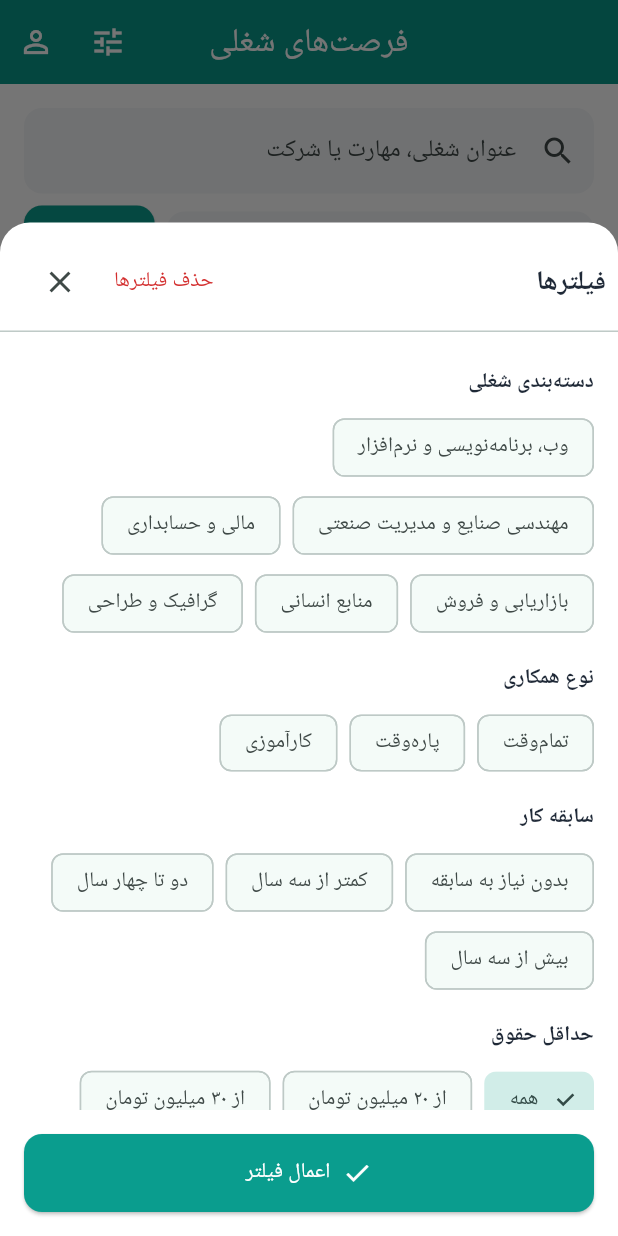
After one commit to Mehrshad-D/mobile-programming-minilab-1, a Flutter app: the HomeScreen screen opened directly, scrolled down 161 dp, after a tap on the "tune" icon, on a phone screen of 412 x 824 dp. The commit adds this screen. Run offline on Flutter 3.47's test engine with Material 3 defaults, Android fonts, the phone set to English and light mode, and no system bars; accounts and stored records are empty.

Commit message:
All the parameters are exposed in UI and can be filtered

```diff
--- /dev/null
+++ b/lib/models/filter_meta.dart
@@ -0,0 +1,29 @@
+/// Reference data used to populate the filter bottom-sheet. This mirrors the
+/// kind of metadata the real Jobinja `job_search_meta` endpoint returns.
+class FilterMeta {
+  final List<String> categories;
+  final List<String> jobTypes;
+  final List<String> workExperiences;
+
+  /// Salary thresholds: a human label paired with its minimum value (Toman).
+  final List<({String label, int value})> salaryRanges;
+
+  /// Benefits: the `has_*` key paired with a Persian label.
+  final List<({String key, String label})> benefits;
+
+  const FilterMeta({
+    this.categories = const [],
+    this.jobTypes = const [],
+    this.workExperiences = const [],
+    this.salaryRanges = const [],
+    this.benefits = const [],
+  });
+
+  static const FilterMeta empty = FilterMeta();
+
+  bool get isReady =>
+      categories.isNotEmpty ||
+      jobTypes.isNotEmpty ||
+      workExperiences.isNotEmpty ||
+      benefits.isNotEmpty;
+}
--- a/lib/presenters/job_presenter.dart
+++ b/lib/presenters/job_presenter.dart
@@ -1,3 +1,4 @@
+import '../models/filter_meta.dart';
 import '../models/job.dart';
 import '../models/job_filters.dart';
 import '../services/api_service.dart';
@@ -11,6 +12,7 @@ abstract class JobListView {
   void showJobs(List<Job> jobs);
   void showLoadingMore(bool isLoadingMore);
   void showLocations(List<String> locations);
+  void showFilterMeta(FilterMeta meta);
 }
 
 /// Drives the job list: search, pull-to-refresh and incremental pagination.
@@ -37,6 +39,29 @@ class JobListPresenter {
       _view.showLocations(locations);
     } catch (_) {
       // The filter is optional; ignore failures silently.
+    }
+  }
+
+  /// Loads the reference data for the filter bottom-sheet (categories, job
+  /// types, work experience, salary ranges, benefits).
+  Future<void> loadFilterMeta() async {
+    try {
+      final categories = await _api.getCategories();
+      final jobTypes = await _api.getJobTypes();
+      final workExperiences = await _api.getWorkExperiences();
+      final salaryRanges = await _api.getSalaryRanges();
+      final benefits = await _api.getBenefits();
+      _view.showFilterMeta(
+        FilterMeta(
+          categories: categories,
+          jobTypes: jobTypes,
+          workExperiences: workExperiences,
+          salaryRanges: salaryRanges,
+          benefits: benefits,
+        ),
+      );
+    } catch (_) {
+      // The filter sheet is optional; ignore failures silently.
     }
   }
 
--- a/lib/services/api_service.dart
+++ b/lib/services/api_service.dart
@@ -49,5 +49,13 @@ abstract class ApiService {
 
   Future<List<String>> getLocations();
 
+  Future<List<String>> getJobTypes();
+
+  Future<List<String>> getWorkExperiences();
+
+  Future<List<({String label, int value})>> getSalaryRanges();
+
+  Future<List<({String key, String label})>> getBenefits();
+
   Future<void> applyToJob(String jobId);
 }
--- a/lib/services/mock_api_service.dart
+++ b/lib/services/mock_api_service.dart
@@ -233,6 +233,57 @@ class MockApiService implements ApiService {
   Future<List<String>> getLocations() async {
     await Future.delayed(const Duration(milliseconds: 300));
     return const ['تهران', 'اصفهان', 'شیراز', 'مشهد', 'البرز'];
+  }
+
+  @override
+  Future<List<String>> getJobTypes() async {
+    await Future.delayed(const Duration(milliseconds: 300));
+    return const ['تمام‌وقت', 'پاره‌وقت', 'کارآموزی'];
+  }
+
+  @override
+  Future<List<String>> getWorkExperiences() async {
+    await Future.delayed(const Duration(milliseconds: 300));
+    return const [
+      'بدون نیاز به سابقه',
+      'کمتر از سه سال',
+      'دو تا چهار سال',
+      'بیش از سه سال',
+    ];
+  }
+
+  @override
+  Future<List<({String label, int value})>> getSalaryRanges() async {
+    await Future.delayed(const Duration(milliseconds: 300));
+    return const [
+      (label: 'از ۲۰ میلیون تومان', value: 20000000),
+      (label: 'از ۳۰ میلیون تومان', value: 30000000),
+      (label: 'از ۴۰ میلیون تومان', value: 40000000),
+      (label: 'از ۵۰ میلیون تومان', value: 50000000),
+      (label: 'از ۶۰ میلیون تومان', value: 60000000),
+    ];
+  }
+
+  @override
+  Future<List<({String key, String label})>> getBenefits() async {
+    await Future.delayed(const Duration(milliseconds: 300));
+    return const [
+      (key: JobBenefit.usd, label: 'پرداخت دلاری'),
+      (key: JobBenefit.supplementaryInsurance, label: 'بیمه تکمیلی'),
+      (key: JobBenefit.flexibleHours, label: 'ساعت کاری شناور'),
+      (key: JobBenefit.loan, label: 'وام'),
+      (key: JobBenefit.bonus, label: 'پاداش'),
+      (key: JobBenefit.commission, label: 'پورسانت'),
+      (key: JobBenefit.esop, label: 'سهام تشویقی'),
+      (key: JobBenefit.project, label: 'پروژه‌ای'),
+      (key: JobBenefit.promotion, label: 'ترفیع شغلی'),
+      (key: JobBenefit.overtimeOffering, label: 'اضافه‌کاری'),
+      (key: JobBenefit.afternoonShift, label: 'شیفت عصر'),
+      (key: JobBenefit.partTime, label: 'پاره‌وقت'),
+      (key: JobBenefit.businessTrip, label: 'سفر کاری'),
+      (key: JobBenefit.militaryPlacement, label: 'امریه سربازی'),
+      (key: JobBenefit.disabilitySupport, label: 'استخدام معلولین'),
+    ];
   }
 
   // ---------------------------------------------------------------------------
--- a/lib/utils/constants.dart
+++ b/lib/utils/constants.dart
@@ -75,6 +75,17 @@ class AppStrings {
   // Company
   static const String companyJobs = 'فرصت‌های شغلی این شرکت';
 
+  // Filters
+  static const String filters = 'فیلترها';
+  static const String category = 'دسته‌بندی شغلی';
+  static const String jobType = 'نوع همکاری';
+  static const String benefits = 'مزایا و امکانات';
+  static const String minSalary = 'حداقل حقوق';
+  static const String internship = 'فقط موقعیت‌های کارآموزی';
+  static const String applyFilters = 'اعمال فیلتر';
+  static const String clearFilters = 'حذف فیلترها';
+  static const String anyOption = 'همه';
+
   // Generic states
   static const String retry = 'تلاش دوباره';
   static const String loading = 'در حال بارگذاری...';
--- a/lib/views/home_screen.dart
+++ b/lib/views/home_screen.dart
@@ -1,10 +1,12 @@
 import 'package:flutter/material.dart';
 
+import '../models/filter_meta.dart';
 import '../models/job.dart';
 import '../models/job_filters.dart';
 import '../presenters/job_presenter.dart';
 import '../services/mock_api_service.dart';
 import '../utils/constants.dart';
+import '../widgets/filter_bottom_sheet.dart';
 import '../widgets/job_card.dart';
 import '../widgets/loading_widget.dart';
 import 'job_detail_screen.dart';
@@ -24,9 +26,11 @@ class _HomeScreenState extends State<HomeScreen> implements JobListView {
 
   List<Job> _jobs = [];
   List<String> _locations = [];
-  String? _selectedLocation;
-  JobSort _selectedSort = JobSort.publishedAtDesc;
-  bool _remoteOnly = false;
+  FilterMeta _filterMeta = FilterMeta.empty;
+
+  /// Single source of truth for the active query (everything except the
+  /// keyword, which lives in the text field and is merged in at search time).
+  JobFilters _filters = const JobFilters();
 
   bool _isLoading = false;
   bool _isLoadingMore = false;
@@ -38,8 +42,20 @@ class _HomeScreenState extends State<HomeScreen> implements JobListView {
     _presenter = JobListPresenter(this, MockApiService());
     _scrollController.addListener(_onScroll);
     _presenter.loadLocations();
+    _presenter.loadFilterMeta();
     _presenter.loadJobs();
   }
+
+  String? get _selectedLocation =>
+      _filters.locations.isEmpty ? null : _filters.locations.first;
+
+  bool get _hasSheetFilters =>
+      _filters.jobCategories.isNotEmpty ||
+      _filters.jobTypes.isNotEmpty ||
+      _filters.workExperiences.isNotEmpty ||
+      _filters.benefits.isNotEmpty ||
+      _filters.salaryMin != null ||
+      _filters.internship;
 
   @override
   void dispose() {
@@ -55,14 +71,11 @@ class _HomeScreenState extends State<HomeScreen> implements JobListView {
     }
   }
 
-  /// Builds the section 5.1 query from the current UI controls.
+  /// Merges the live keyword text into the stored filters before searching.
   JobFilters _currentFilters() {
     final keyword = _searchController.text.trim();
-    return JobFilters(
+    return _filters.copyWith(
       keywords: keyword.isEmpty ? const [] : [keyword],
-      locations: _selectedLocation == null ? const [] : [_selectedLocation!],
-      remote: _remoteOnly,
-      sortBy: _selectedSort,
     );
   }
 
@@ -72,6 +85,24 @@ class _HomeScreenState extends State<HomeScreen> implements JobListView {
   }
 
   Future<void> _refresh() => _presenter.loadJobs(_currentFilters());
+
+  Future<void> _openFilters() async {
+    if (!_filterMeta.isReady) {
+      ScaffoldMessenger.of(context).showSnackBar(
+        const SnackBar(content: Text(AppStrings.loading)),
+      );
+      return;
+    }
+    final result = await FilterBottomSheet.show(
+      context,
+      current: _currentFilters(),
+      meta: _filterMeta,
+    );
+    if (result != null) {
+      setState(() => _filters = result);
+      _search();
+    }
+  }
 
   void _openJob(Job job) {
     Navigator.of(context).push(
@@ -117,12 +148,26 @@ class _HomeScreenState extends State<HomeScreen> implements JobListView {
   }
 
   @override
+  void showFilterMeta(FilterMeta meta) {
+    if (mounted) setState(() => _filterMeta = meta);
+  }
+
+  @override
   Widget build(BuildContext context) {
     return Scaffold(
       backgroundColor: AppColors.background,
       appBar: AppBar(
         title: const Text(AppStrings.jobsTitle),
         actions: [
+          IconButton(
+            icon: Badge(
+              isLabelVisible: _hasSheetFilters,
+              backgroundColor: AppColors.accent,
+              child: const Icon(Icons.tune),
+            ),
+            tooltip: AppStrings.filters,
+            onPressed: _openFilters,
+          ),
           IconButton(
             icon: const Icon(Icons.person_outline),
             tooltip: AppStrings.profile,
@@ -194,8 +239,14 @@ class _HomeScreenState extends State<HomeScreen> implements JobListView {
                       ),
                     ),
                   ],
-                  onChanged: (value) =>
-                      setState(() => _selectedLocation = value),
+                  onChanged: (value) {
+                    setState(() {
+                      _filters = _filters.copyWith(
+                        locations: value == null ? const [] : [value],
+                      );
+                    });
+                    _search();
+                  },
                 ),
               ),
               const SizedBox(width: AppSpacing.sm),
@@ -221,7 +272,7 @@ class _HomeScreenState extends State<HomeScreen> implements JobListView {
               const Icon(Icons.sort, size: 18, color: AppColors.textSecondary),
               const SizedBox(width: AppSpacing.xs),
               DropdownButton<JobSort>(
-                value: _selectedSort,
+                value: _filters.sortBy,
                 underline: const SizedBox.shrink(),
                 items: JobSort.values
                     .map(
@@ -233,16 +284,18 @@ class _HomeScreenState extends State<HomeScreen> implements JobListView {
                     .toList(),
                 onChanged: (sort) {
                   if (sort == null) return;
-                  setState(() => _selectedSort = sort);
+                  setState(() => _filters = _filters.copyWith(sortBy: sort));
                   _search();
                 },
               ),
               const Spacer(),
               FilterChip(
                 label: const Text(AppStrings.remote),
-                selected: _remoteOnly,
+                selected: _filters.remote,
                 onSelected: (selected) {
-                  setState(() => _remoteOnly = selected);
+                  setState(
+                    () => _filters = _filters.copyWith(remote: selected),
+                  );
                   _search();
                 },
                 selectedColor: AppColors.primary.withValues(alpha: 0.15),
--- /dev/null
+++ b/lib/widgets/filter_bottom_sheet.dart
@@ -0,0 +1,313 @@
+import 'package:flutter/material.dart';
+
+import '../models/filter_meta.dart';
+import '../models/job_filters.dart';
+import '../utils/constants.dart';
+import 'custom_button.dart';
+
+/// Bottom-sheet that exposes the section 5.1 facets not shown in the search
+/// bar: categories, job types, work experience, salary minimum, benefits and
+/// internship. It is a pure view widget: it edits a copy of [current] and
+/// returns the updated [JobFilters] via `Navigator.pop`.
+class FilterBottomSheet extends StatefulWidget {
+  final JobFilters current;
+  final FilterMeta meta;
+
+  const FilterBottomSheet({
+    super.key,
+    required this.current,
+    required this.meta,
+  });
+
+  /// Opens the sheet and resolves with the new filters, or `null` if dismissed.
+  static Future<JobFilters?> show(
+    BuildContext context, {
+    required JobFilters current,
+    required FilterMeta meta,
+  }) {
+    return showModalBottomSheet<JobFilters>(
+      context: context,
+      isScrollControlled: true,
+      backgroundColor: AppColors.card,
+      shape: const RoundedRectangleBorder(
+        borderRadius: BorderRadius.vertical(top: Radius.circular(20)),
+      ),
+      builder: (_) => FilterBottomSheet(current: current, meta: meta),
+    );
+  }
+
+  @override
+  State<FilterBottomSheet> createState() => _FilterBottomSheetState();
+}
+
+class _FilterBottomSheetState extends State<FilterBottomSheet> {
+  late Set<String> _categories;
+  late Set<String> _jobTypes;
+  late Set<String> _workExperiences;
+  late Set<String> _benefits;
+  late int? _salaryMin;
+  late bool _internship;
+
+  @override
+  void initState() {
+    super.initState();
+    final f = widget.current;
+    _categories = f.jobCategories.toSet();
+    _jobTypes = f.jobTypes.toSet();
+    _workExperiences = f.workExperiences.toSet();
+    _benefits = f.benefits.toSet();
+    _salaryMin = f.salaryMin;
+    _internship = f.internship;
+  }
+
+  void _toggle(Set<String> set, String value, bool selected) {
+    setState(() {
+      if (selected) {
+        set.add(value);
+      } else {
+        set.remove(value);
+      }
+    });
+  }
+
+  void _clearAll() {
+    setState(() {
+      _categories = {};
+      _jobTypes = {};
+      _workExperiences = {};
+      _benefits = {};
+      _salaryMin = null;
+      _internship = false;
+    });
+  }
+
+  void _apply() {
+    // Preserve the facets owned by the search bar (keyword, location, sort,
+    // remote); replace the ones this sheet controls.
+    final result = JobFilters(
+      keywords: widget.current.keywords,
+      locations: widget.current.locations,
+      remote: widget.current.remote,
+      sortBy: widget.current.sortBy,
+      jobCategories: _categories.toList(),
+      jobTypes: _jobTypes.toList(),
+      workExperiences: _workExperiences.toList(),
+      benefits: _benefits,
+      salaryMin: _salaryMin,
+      internship: _internship,
+    );
+    Navigator.of(context).pop(result);
+  }
+
+  @override
+  Widget build(BuildContext context) {
+    final meta = widget.meta;
+    return SafeArea(
+      child: Padding(
+        padding: EdgeInsets.only(
+          bottom: MediaQuery.of(context).viewInsets.bottom,
+        ),
+        child: SizedBox(
+          height: MediaQuery.of(context).size.height * 0.82,
+          child: Column(
+            children: [
+              _buildHeader(),
+              const Divider(height: 1),
+              Expanded(
+                child: ListView(
+                  padding: const EdgeInsets.all(AppSpacing.md),
+                  children: [
+                    _MultiSelectSection(
+                      title: AppStrings.category,
+                      options: meta.categories,
+                      selected: _categories,
+                      onToggle: (v, s) => _toggle(_categories, v, s),
+                    ),
+                    _MultiSelectSection(
+                      title: AppStrings.jobType,
+                      options: meta.jobTypes,
+                      selected: _jobTypes,
+                      onToggle: (v, s) => _toggle(_jobTypes, v, s),
+                    ),
+                    _MultiSelectSection(
+                      title: AppStrings.experience,
+                      options: meta.workExperiences,
+                      selected: _workExperiences,
+                      onToggle: (v, s) => _toggle(_workExperiences, v, s),
+                    ),
+                    _buildSalarySection(),
+                    _MultiSelectSection(
+                      title: AppStrings.benefits,
+                      options: meta.benefits.map((b) => b.label).toList(),
+                      selected: _benefits
+                          .map((key) => _labelForBenefit(key))
+                          .whereType<String>()
+                          .toSet(),
+                      onToggle: _onBenefitToggle,
+                    ),
+                    SwitchListTile(
+                      contentPadding: EdgeInsets.zero,
+                      activeThumbColor: AppColors.primary,
+                      title: const Text(AppStrings.internship),
+                      value: _internship,
+                      onChanged: (v) => setState(() => _internship = v),
+                    ),
+                  ],
+                ),
+              ),
+              _buildFooter(),
+            ],
+          ),
+        ),
+      ),
+    );
+  }
+
+  String? _labelForBenefit(String key) {
+    for (final b in widget.meta.benefits) {
+      if (b.key == key) return b.label;
+    }
+    return null;
+  }
+
+  void _onBenefitToggle(String label, bool selected) {
+    final match =
+        widget.meta.benefits.where((b) => b.label == label).toList();
+    if (match.isEmpty) return;
+    _toggle(_benefits, match.first.key, selected);
+  }
+
+  Widget _buildHeader() {
+    return Padding(
+      padding: const EdgeInsets.fromLTRB(
+        AppSpacing.md,
+        AppSpacing.md,
+        AppSpacing.sm,
+        AppSpacing.sm,
+      ),
+      child: Row(
+        children: [
+          const Text(
+            AppStrings.filters,
+            style: TextStyle(
+              fontSize: 18,
+              fontWeight: FontWeight.bold,
+              color: AppColors.textPrimary,
+            ),
+          ),
+          const Spacer(),
+          TextButton(
+            onPressed: _clearAll,
+            child: const Text(
+              AppStrings.clearFilters,
+              style: TextStyle(color: AppColors.error),
+            ),
+          ),
+          IconButton(
+            icon: const Icon(Icons.close),
+            onPressed: () => Navigator.of(context).pop(),
+          ),
+        ],
+      ),
+    );
+  }
+
+  Widget _buildSalarySection() {
+    return Column(
+      crossAxisAlignment: CrossAxisAlignment.start,
+      children: [
+        const Padding(
+          padding: EdgeInsets.symmetric(vertical: AppSpacing.sm),
+          child: Text(
+            AppStrings.minSalary,
+            style: TextStyle(
+              fontWeight: FontWeight.bold,
+              color: AppColors.textPrimary,
+            ),
+          ),
+        ),
+        Wrap(
+          spacing: AppSpacing.sm,
+          runSpacing: AppSpacing.xs,
+          children: [
+            ChoiceChip(
+              label: const Text(AppStrings.anyOption),
+              selected: _salaryMin == null,
+              selectedColor: AppColors.primary.withValues(alpha: 0.15),
+              onSelected: (_) => setState(() => _salaryMin = null),
+            ),
+            ...widget.meta.salaryRanges.map(
+              (range) => ChoiceChip(
+                label: Text(range.label),
+                selected: _salaryMin == range.value,
+                selectedColor: AppColors.primary.withValues(alpha: 0.15),
+                onSelected: (_) => setState(() => _salaryMin = range.value),
+              ),
+            ),
+          ],
+        ),
+        const SizedBox(height: AppSpacing.sm),
+      ],
+    );
+  }
+
+  Widget _buildFooter() {
+    return Padding(
+      padding: const EdgeInsets.all(AppSpacing.md),
+      child: CustomButton(
+        label: AppStrings.applyFilters,
+        icon: Icons.check,
+        onPressed: _apply,
+      ),
+    );
+  }
+}
+
+/// A titled group of multi-select [FilterChip]s.
+class _MultiSelectSection extends StatelessWidget {
+  final String title;
+  final List<String> options;
+  final Set<String> selected;
+  final void Function(String value, bool selected) onToggle;
+
+  const _MultiSelectSection({
+    required this.title,
+    required this.options,
+    required this.selected,
+    required this.onToggle,
+  });
+
+  @override
+  Widget build(BuildContext context) {
+    if (options.isEmpty) return const SizedBox.shrink();
+    return Column(
+      crossAxisAlignment: CrossAxisAlignment.start,
+      children: [
+        Padding(
+          padding: const EdgeInsets.symmetric(vertical: AppSpacing.sm),
+          child: Text(
+            title,
+            style: const TextStyle(
+              fontWeight: FontWeight.bold,
+              color: AppColors.textPrimary,
+            ),
+          ),
+        ),
+        Wrap(
+          spacing: AppSpacing.sm,
+          runSpacing: AppSpacing.xs,
+          children: options.map((option) {
+            return FilterChip(
+              label: Text(option),
+              selected: selected.contains(option),
+              selectedColor: AppColors.primary.withValues(alpha: 0.15),
+              checkmarkColor: AppColors.primary,
+              onSelected: (value) => onToggle(option, value),
+            );
+          }).toList(),
+        ),
+        const SizedBox(height: AppSpacing.sm),
+      ],
+    );
+  }
+}
```
